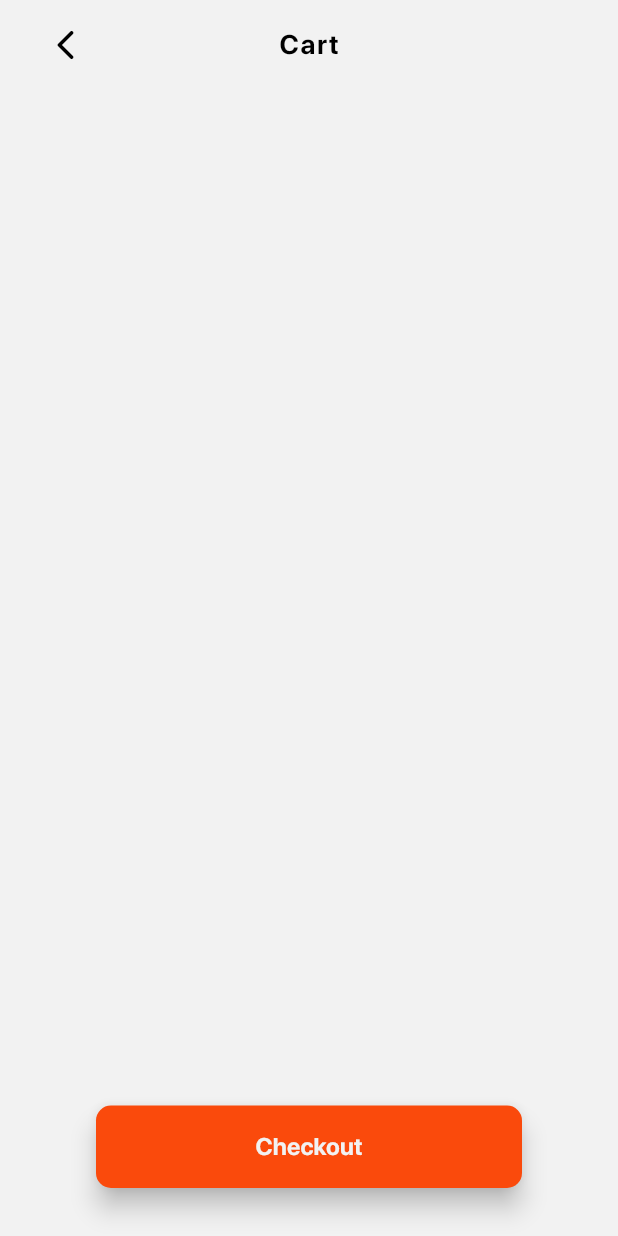
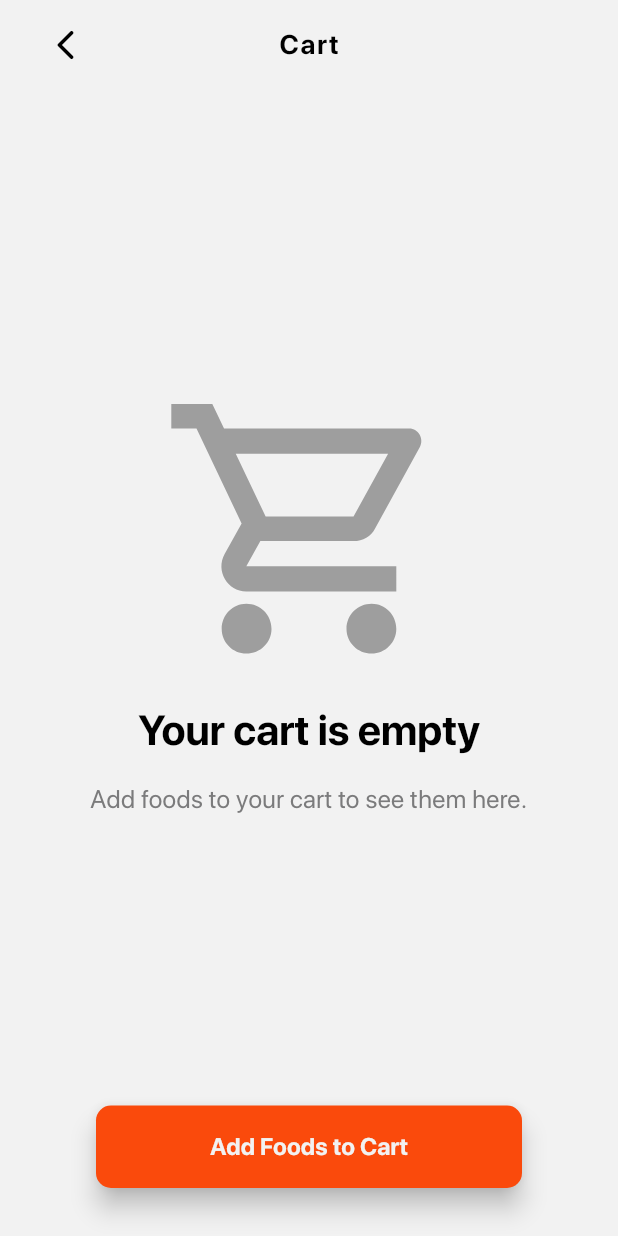
Before and after one commit to Sreeram3927/biteline, a Flutter app: the screen it shows after launch, after a tap on the "shopping cart" icon, on a phone screen of 412 x 824 dp. Run offline on Flutter 3.47's test engine with Material 3 defaults, Android fonts, the phone set to English and light mode, and no system bars; network calls fail; project files that could hold a hidden picture were left out.

Commit message:
show isEmpty widgets

```diff
--- a/lib/pages/cart/cart.dart
+++ b/lib/pages/cart/cart.dart
@@ -20,6 +20,14 @@ class _CartPageState extends State<CartPage> {
       _user.changeQuantity(food, newQuantity);
       _cart = List.from(_user.getCart);
     });
+  }
+
+  String _getTotal() {
+    double total = 0.0;
+    for (final food in _cart) {
+      total += food.price * food.quantity;
+    }
+    return total.toStringAsFixed(2);
   }
 
   @override
@@ -52,7 +60,7 @@ class _CartPageState extends State<CartPage> {
         ),
       ),
 
-      body: Padding(
+      body: _cart.isEmpty ? _cardEmpty() : Padding(
         padding: const EdgeInsets.symmetric(vertical: 2.0, horizontal: 16.0),
         child: ListView.builder(
           itemCount: _cart.length,
@@ -71,12 +79,13 @@ class _CartPageState extends State<CartPage> {
         padding: const EdgeInsets.only(bottom: 32.0, left: 64.0, right: 64.0),
         child: ElevatedButton(
           onPressed: () {
-            _user.addOrder(_cart);
+            if (_cart.isNotEmpty) {
+              _user.addOrder(_cart);
+            }
             Navigator.pop(context);
-            // print(_cart);
           },
           child: Text(
-            'Checkout',
+            _cart.isEmpty ? 'Add Foods to Cart' : 'Place Order (₹${_getTotal()})',
             style: Theme.of(context).textTheme.titleSmall!.copyWith(
               color: const Color(0xFFf2f2f2),
             ),
@@ -86,4 +95,31 @@ class _CartPageState extends State<CartPage> {
 
     );
   }
+
+ Widget _cardEmpty() {
+    return Center(
+      child: Column(
+        mainAxisAlignment: MainAxisAlignment.center,
+        children: [
+          const Icon(
+            Icons.shopping_cart_outlined,
+            size: 200.0,
+            color: Colors.grey,
+          ),
+          const SizedBox(height: 16.0),
+          Text(
+            'Your cart is empty',
+            style: Theme.of(context).textTheme.headlineMedium,
+            textAlign: TextAlign.center,
+          ),
+          const SizedBox(height: 16.0),
+          Text(
+            'Add foods to your cart to see them here.',
+            style: Theme.of(context).textTheme.bodyMedium,
+            textAlign: TextAlign.center,
+          ),
+        ],
+      ),
+    );
+ }
 }
--- a/lib/pages/orders/orders.dart
+++ b/lib/pages/orders/orders.dart
@@ -22,6 +22,7 @@ class _OrdersPageState extends State<OrdersPage> {
 
   @override
   Widget build(BuildContext context) {
+    if (_orders.isNotEmpty) {
       return Padding(
         padding: const EdgeInsets.symmetric(vertical: 2.0, horizontal: 16.0),
         child: ListView.builder(
@@ -60,5 +61,32 @@ class _OrdersPageState extends State<OrdersPage> {
           },
         ),
       );
+    } else {
+      return Center(
+        child: Column(
+          mainAxisAlignment: MainAxisAlignment.center,
+          children: [
+            const Icon(
+              Icons.hourglass_empty_rounded,
+              size: 200.0,
+              color: Colors.grey,
+            ),
+            const SizedBox(height: 16.0),
+            Text(
+              'No Order history found',
+              style: Theme.of(context).textTheme.headlineMedium,
+              textAlign: TextAlign.center,
+            ),
+            const SizedBox(height: 16.0),
+            Text(
+              'Order foods to see them here.',
+              style: Theme.of(context).textTheme.bodyMedium,
+              textAlign: TextAlign.center,
+            ),
+          ],
+        ),
+      );
     }
   }
+
+}
--- a/lib/pages/search/search.dart
+++ b/lib/pages/search/search.dart
@@ -1,5 +1,4 @@
 import 'package:biteline/data/food_data.dart';
-import 'package:biteline/data/user.dart';
 import 'package:biteline/models/food.dart';
 import 'package:biteline/widgets/food_card.dart';
 import 'package:flutter/material.dart';
@@ -13,13 +12,17 @@ class SearchPage extends StatefulWidget {
 
 class _SearchPageState extends State<SearchPage> {
 
-  static final User _user = User();
-  final List<Food> favorites = _user.getFavorites;
+  final FocusNode _searchFocus = FocusNode();
 
   final List<Food> _allFoods = FoodData.getAllFoods;
   final TextEditingController _searchController = TextEditingController();
-  bool _isSearching = false;
   List<Food> _filteredFoods = [];
+
+  void _filterFoods(String searchTerm) {
+    setState(() {
+      _filteredFoods = _allFoods.where((food) => food.name.toLowerCase().contains(searchTerm.toLowerCase())).toList();
+    });
+  }
 
   @override
   void initState() {
@@ -27,15 +30,11 @@ class _SearchPageState extends State<SearchPage> {
     _filteredFoods = _allFoods;
   }
 
-  void _filterFoods(String searchTerm) {
-    if (searchTerm.isEmpty) {
-        _isSearching = false;
-    } else {
-      _isSearching = true;
-    }
-    setState(() {
-      _filteredFoods = _allFoods.where((food) => food.name.toLowerCase().contains(searchTerm.toLowerCase())).toList();
-    });
+@override
+  void dispose() {
+    _searchController.dispose();
+    _searchFocus.dispose();
+    super.dispose();
   }
 
   @override
@@ -47,26 +46,17 @@ class _SearchPageState extends State<SearchPage> {
 
           SearchBar(
             controller: _searchController,
+            focusNode: _searchFocus,
             onChanged: (searchTerm) => _filterFoods(searchTerm),
             hintText: 'Search...',
             trailing: [
-              _isSearching ? IconButton(
-                icon: const Icon(Icons.close),
+              IconButton(
+                icon: const Icon(Icons.search_rounded),
                 onPressed: () {
-                  _searchController.clear();
-                  _filterFoods('');
-                  setState(() {
-                    _isSearching = false;
-                  });
-                },
-              ) : IconButton(
-                icon: const Icon(Icons.search),
-                onPressed: () {
-                  setState(() {
-                    _isSearching = true;
-                  });
+                  _searchFocus.unfocus();
                 },
               ),
+
             ],
             textStyle: MaterialStateProperty.all(Theme.of(context).textTheme.bodyMedium),
             elevation: MaterialStateProperty.all(1.0),
@@ -75,29 +65,45 @@ class _SearchPageState extends State<SearchPage> {
 
           const SizedBox(height: 20.0),
 
-          ..._isSearching ? [] : [
-            Text(
-            'Favorites',
-              style: Theme.of(context).textTheme.titleMedium,
-              textAlign: TextAlign.left,
-            ),
-            const SizedBox(height: 20.0),
-          ],
-
-          Expanded(
+          _filteredFoods.isEmpty ? _noResults() : Expanded(
             child: GridView.count(
               crossAxisCount: 2,
               childAspectRatio: 0.75,
               mainAxisSpacing: 10.0,
               crossAxisSpacing: 10.0,
-              children: _isSearching
-                ? List.generate(_filteredFoods.length, (index) => FoodCard(food: _filteredFoods[index]))
-                : List.generate(favorites.length, (index) => FoodCard(food: favorites[index]))
-              ,
+              children: List.generate(_filteredFoods.length, (index) => FoodCard(food: _filteredFoods[index])),
             ),
           ),
         ],
       ),
     );
   }
+
+  Widget _noResults() {
+    return Center(
+      child: Column(
+        mainAxisAlignment: MainAxisAlignment.center,
+        children: [
+          const Icon(
+            Icons.search_off_rounded,
+            size: 200.0,
+            color: Colors.grey,
+          ),
+          const SizedBox(height: 16.0),
+          Text(
+            'Food not found',
+            style: Theme.of(context).textTheme.headlineMedium,
+            textAlign: TextAlign.center,
+          ),
+          const SizedBox(height: 16.0),
+          Text(
+            'Try searching the item with a different keyword.',
+            style: Theme.of(context).textTheme.bodyMedium,
+            textAlign: TextAlign.center,
+          ),
+        ],
+      ),
+    );
+  }
+
 }
```
Lines whose indentation alone changed are shown as unchanged.
